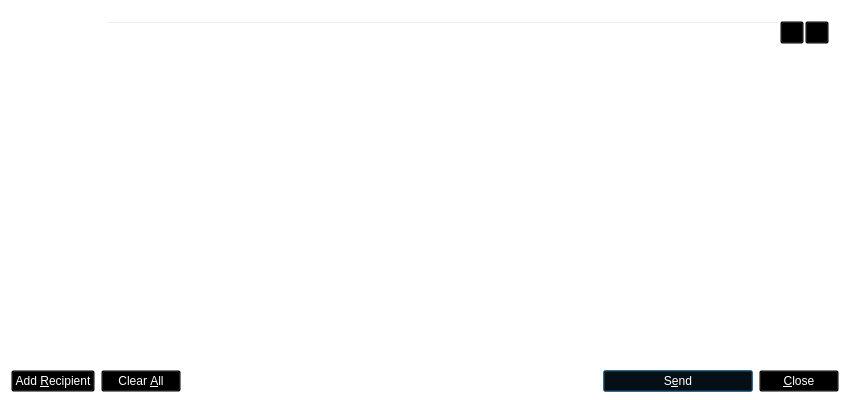
Before: the Qt Designer form src/qt/forms/sendmessagesdialog.ui in thelonecrouton/bitcredit, drawn with Qt 5.
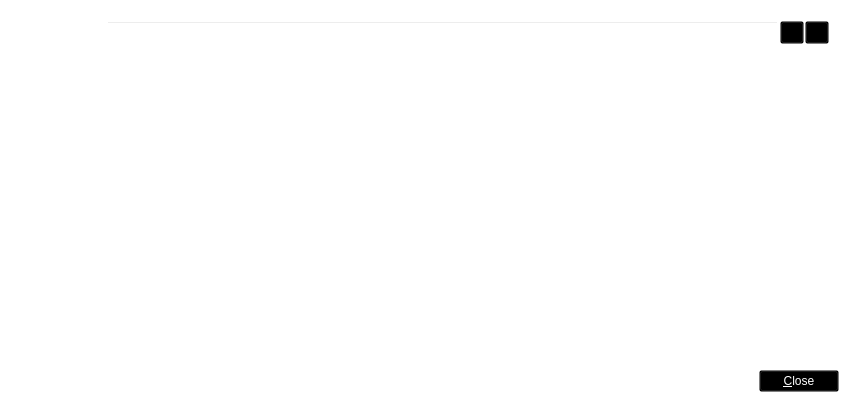
After: the same form once the commit is applied. Icons and pictures are not drawn. Custom widgets are drawn as their Qt base class.

Commit message: sendmessage ui button borders

Diff of the .ui file:
```diff
--- a/src/qt/forms/sendmessagesdialog.ui
+++ b/src/qt/forms/sendmessagesdialog.ui
@@ -157,7 +157,7 @@
         <string>Send to multiple recipients at once</string>
        </property>
        <property name="styleSheet">
-        <string notr="true">background:transparent;
+        <string notr="true">border: 1px solid white; background:transparent;
 color: rgb(255, 255, 255);</string>
        </property>
        <property name="text">
@@ -184,7 +184,7 @@
         <string>Remove all transaction fields</string>
        </property>
        <property name="styleSheet">
-        <string notr="true">background:transparent;
+        <string notr="true">border: 1px solid white; background:transparent;
 color: rgb(255, 255, 255);</string>
        </property>
        <property name="text">
@@ -227,7 +227,7 @@
         <string>Confirm the send action</string>
        </property>
        <property name="styleSheet">
-        <string notr="true">background:transparent;
+        <string notr="true">border: 1px solid white; background:transparent;
 color: rgb(255, 255, 255);</string>
        </property>
        <property name="text">
```
Left out of the diff: 2 changed lines with no effect on the pictures.
